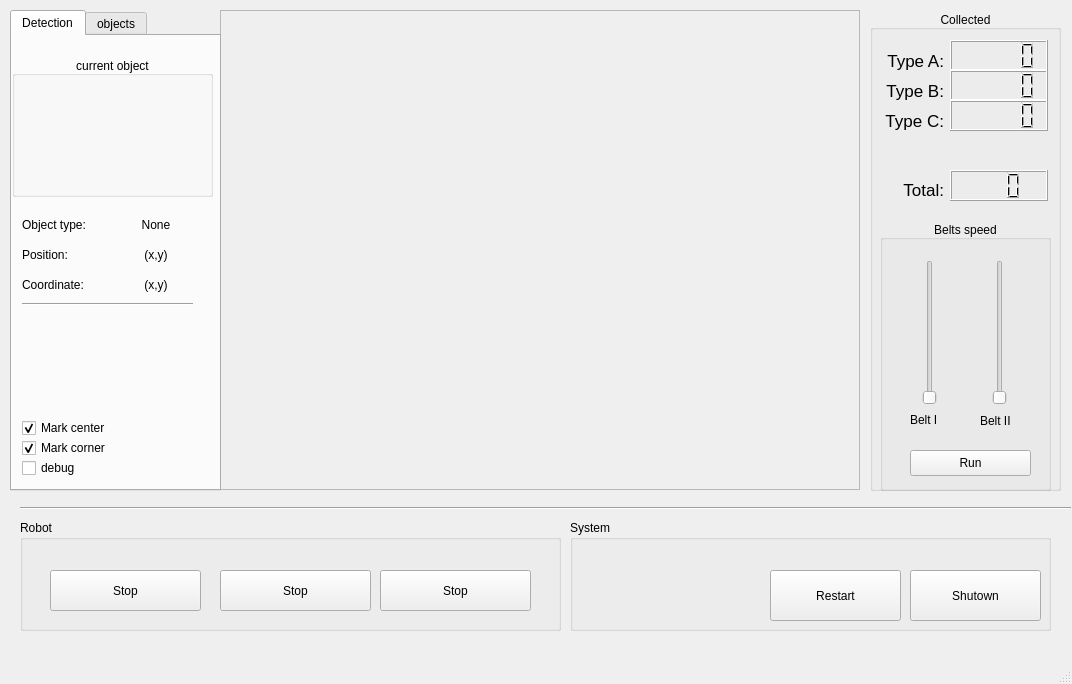
Above: windows.ui from hungtooc/find-object before the change. Below: the same form after it.
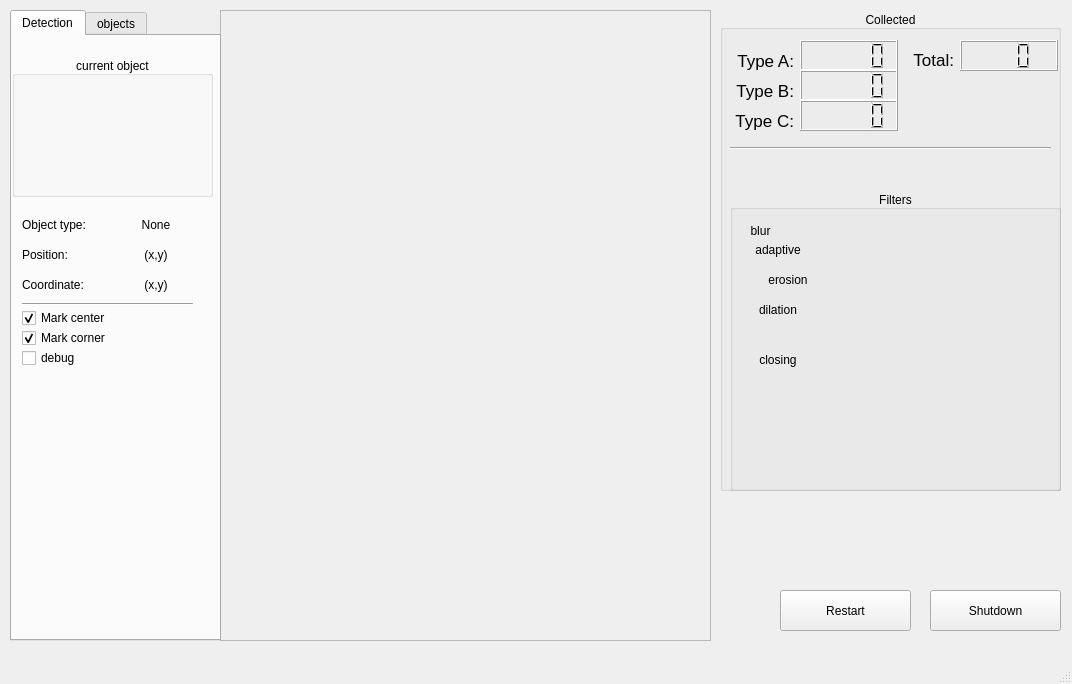
That is the form after the change. Icons and pictures are not drawn.

Diff of the .ui file:
```diff
--- a/windows.ui
+++ b/windows.ui
@@ -25,8 +25,8 @@
      <rect>
       <x>220</x>
       <y>10</y>
-      <width>640</width>
-      <height>480</height>
+      <width>491</width>
+      <height>631</height>
      </rect>
     </property>
     <property name="frameShape">
@@ -40,8 +40,8 @@
       <rect>
        <x>0</x>
        <y>0</y>
-       <width>640</width>
-       <height>480</height>
+       <width>480</width>
+       <height>640</height>
       </rect>
      </property>
      <property name="sizePolicy">
@@ -61,77 +61,12 @@
      </property>
     </widget>
    </widget>
-   <widget class="QGroupBox" name="groupBox">
-    <property name="geometry">
-     <rect>
-      <x>20</x>
-      <y>520</y>
-      <width>541</width>
-      <height>111</height>
-     </rect>
-    </property>
-    <property name="title">
-     <string>Robot</string>
-    </property>
-    <widget class="QPushButton" name="pushButton_4">
-     <property name="geometry">
-      <rect>
-       <x>360</x>
-       <y>50</y>
-       <width>151</width>
-       <height>41</height>
-      </rect>
-     </property>
-     <property name="text">
-      <string>Stop</string>
-     </property>
-    </widget>
-    <widget class="QPushButton" name="pushButton_6">
-     <property name="geometry">
-      <rect>
-       <x>30</x>
-       <y>50</y>
-       <width>151</width>
-       <height>41</height>
-      </rect>
-     </property>
-     <property name="text">
-      <string>Stop</string>
-     </property>
-    </widget>
-    <widget class="QPushButton" name="pushButton_7">
-     <property name="geometry">
-      <rect>
-       <x>200</x>
-       <y>50</y>
-       <width>151</width>
-       <height>41</height>
-      </rect>
-     </property>
-     <property name="text">
-      <string>Stop</string>
-     </property>
-    </widget>
-   </widget>
-   <widget class="Line" name="line">
-    <property name="geometry">
-     <rect>
-      <x>20</x>
-      <y>500</y>
-      <width>1051</width>
-      <height>16</height>
-     </rect>
-    </property>
-    <property name="orientation">
-     <enum>Qt::Horizontal</enum>
-    </property>
-   </widget>
    <widget class="QGroupBox" name="groupBox_2">
     <property name="geometry">
      <rect>
-      <x>870</x>
+      <x>720</x>
       <y>10</y>
-      <width>191</width>
+      <width>341</width>
       <height>481</height>
      </rect>
     </property>
@@ -145,13 +80,13 @@
      <property name="geometry">
       <rect>
        <x>10</x>
-       <y>210</y>
-       <width>171</width>
-       <height>271</height>
+       <y>180</y>
+       <width>331</width>
+       <height>301</height>
       </rect>
      </property>
      <property name="title">
-      <string>Belts speed</string>
+      <string>Filters</string>
      </property>
      <property name="alignment">
       <set>Qt::AlignBottom|Qt::AlignHCenter</set>
@@ -159,66 +94,81 @@
      <widget class="QLabel" name="label_2">
       <property name="geometry">
        <rect>
-        <x>30</x>
-        <y>190</y>
-        <width>41</width>
+        <x>10</x>
+        <y>50</y>
+        <width>76</width>
         <height>20</height>
        </rect>
       </property>
       <property name="text">
-       <string>Belt I</string>
+       <string>adaptive</string>
       </property>
-     </widget>
-     <widget class="QSlider" name="verticalSlider_belt1">
-      <property name="geometry">
-       <rect>
-        <x>40</x>
-        <y>40</y>
-        <width>20</width>
-        <height>145</height>
-       </rect>
-      </property>
-      <property name="orientation">
-       <enum>Qt::Vertical</enum>
-      </property>
-     </widget>
-     <widget class="QSlider" name="verticalSlider_belt2">
-      <property name="geometry">
-       <rect>
-        <x>110</x>
-        <y>40</y>
-        <width>20</width>
-        <height>145</height>
-       </rect>
-      </property>
-      <property name="orientation">
-       <enum>Qt::Vertical</enum>
+      <property name="alignment">
+       <set>Qt::AlignCenter</set>
       </property>
      </widget>
      <widget class="QLabel" name="label_4">
       <property name="geometry">
        <rect>
-        <x>100</x>
-        <y>190</y>
+        <x>10</x>
+        <y>30</y>
         <width>41</width>
         <height>21</height>
        </rect>
       </property>
       <property name="text">
-       <string>Belt II</string>
+       <string>blur</string>
       </property>
+      <property name="alignment">
+       <set>Qt::AlignCenter</set>
+      </property>
      </widget>
-     <widget class="QPushButton" name="pushButton_2">
+     <widget class="QLabel" name="label_26">
       <property name="geometry">
        <rect>
-        <x>30</x>
-        <y>230</y>
-        <width>121</width>
-        <height>26</height>
+        <x>20</x>
+        <y>80</y>
+        <width>76</width>
+        <height>20</height>
        </rect>
       </property>
       <property name="text">
-       <string>Run</string>
+       <string>erosion</string>
+      </property>
+      <property name="alignment">
+       <set>Qt::AlignCenter</set>
+      </property>
+     </widget>
+     <widget class="QLabel" name="label_27">
+      <property name="geometry">
+       <rect>
+        <x>10</x>
+        <y>110</y>
+        <width>76</width>
+        <height>20</height>
+       </rect>
+      </property>
+      <property name="text">
+       <string>dilation</string>
+      </property>
+      <property name="alignment">
+       <set>Qt::AlignCenter</set>
+      </property>
+     </widget>
+     <widget class="QLabel" name="label_28">
+      <property name="geometry">
+       <rect>
+        <x>10</x>
+        <y>160</y>
+        <width>76</width>
+        <height>20</height>
+       </rect>
+      </property>
+      <property name="text">
+       <string>closing</string>
+      </property>
+      <property name="alignment">
+       <set>Qt::AlignCenter</set>
       </property>
      </widget>
     </widget>
@@ -336,8 +286,8 @@
     <widget class="QLabel" name="label_8">
      <property name="geometry">
       <rect>
-       <x>10</x>
-       <y>170</y>
+       <x>170</x>
+       <y>40</y>
        <width>64</width>
        <height>21</height>
       </rect>
@@ -366,8 +316,8 @@
     <widget class="QLCDNumber" name="no_total">
      <property name="geometry">
       <rect>
-       <x>80</x>
-       <y>160</y>
+       <x>240</x>
+       <y>30</y>
        <width>98</width>
        <height>31</height>
       </rect>
@@ -392,6 +342,19 @@
       <number>0</number>
      </property>
     </widget>
+    <widget class="Line" name="line_4">
+     <property name="geometry">
+      <rect>
+       <x>10</x>
+       <y>130</y>
+       <width>321</width>
+       <height>16</height>
+      </rect>
+     </property>
+     <property name="orientation">
+      <enum>Qt::Horizontal</enum>
+     </property>
+    </widget>
    </widget>
    <widget class="QTabWidget" name="tabWidget">
     <property name="geometry">
@@ -399,7 +362,7 @@
       <x>10</x>
       <y>10</y>
       <width>211</width>
-      <height>481</height>
+      <height>631</height>
      </rect>
     </property>
     <property name="currentIndex">
@@ -535,7 +498,7 @@
       <property name="geometry">
        <rect>
         <x>10</x>
-        <y>400</y>
+        <y>290</y>
         <width>109</width>
         <height>24</height>
        </rect>
@@ -551,7 +514,7 @@
       <property name="geometry">
        <rect>
         <x>10</x>
-        <y>380</y>
+        <y>270</y>
         <width>109</width>
         <height>24</height>
        </rect>
@@ -580,7 +543,7 @@
       <property name="geometry">
        <rect>
         <x>10</x>
-        <y>420</y>
+        <y>310</y>
         <width>109</width>
         <height>24</height>
        </rect>
@@ -717,47 +680,31 @@
      </widget>
     </widget>
    </widget>
-   <widget class="QGroupBox" name="groupBox_6">
+   <widget class="QPushButton" name="pushButton">
     <property name="geometry">
      <rect>
-      <x>570</x>
-      <y>520</y>
-      <width>481</width>
-      <height>111</height>
+      <x>930</x>
+      <y>590</y>
+      <width>131</width>
+      <height>41</height>
      </rect>
     </property>
-    <property name="title">
-     <string>System</string>
+    <property name="text">
+     <string>Shutdown</string>
     </property>
-    <widget class="QPushButton" name="pushButton">
-     <property name="geometry">
-      <rect>
-       <x>200</x>
-       <y>50</y>
-       <width>131</width>
-       <height>51</height>
-      </rect>
-     </property>
-     <property name="text">
-      <string>Restart</string>
-     </property>
-     <property name="checkable">
-      <bool>false</bool>
-     </property>
-    </widget>
-    <widget class="QPushButton" name="pushButton_5">
-     <property name="geometry">
-      <rect>
-       <x>340</x>
-       <y>50</y>
-       <width>131</width>
-       <height>51</height>
-      </rect>
-     </property>
-     <property name="text">
-      <string>Shutown</string>
-     </property>
-    </widget>
+   </widget>
+   <widget class="QPushButton" name="pushButton_4">
+    <property name="geometry">
+     <rect>
+      <x>780</x>
+      <y>590</y>
+      <width>131</width>
+      <height>41</height>
+     </rect>
+    </property>
+    <property name="text">
+     <string>Restart</string>
+    </property>
    </widget>
   </widget>
   <widget class="QMenuBar" name="menubar">
```
